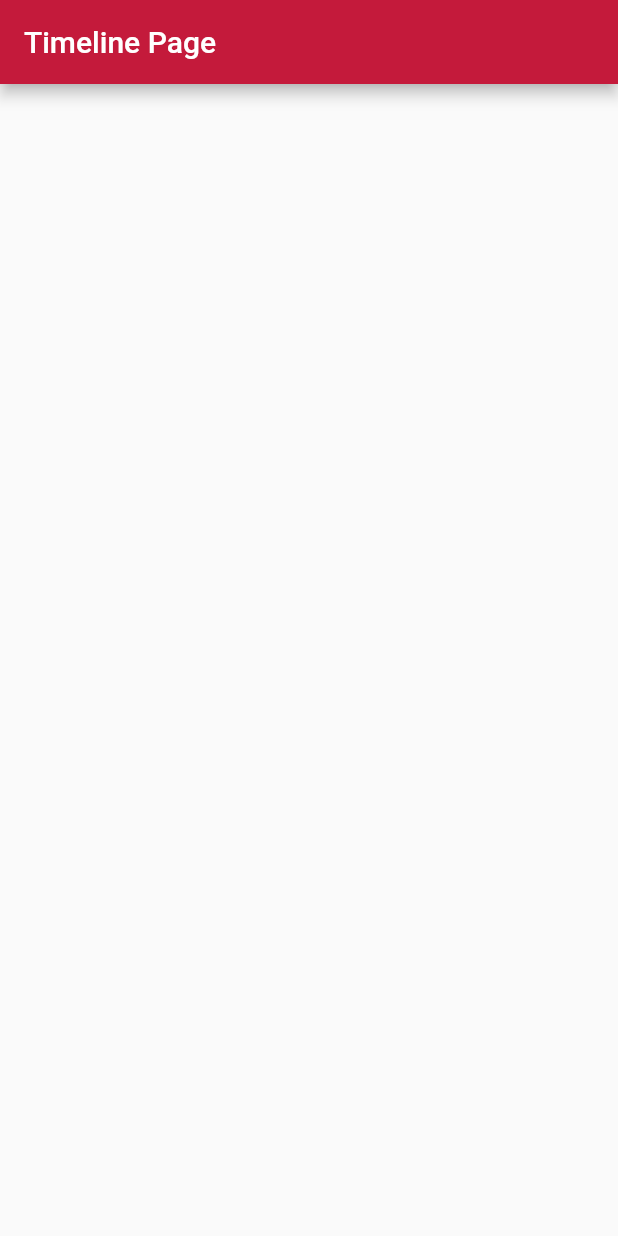
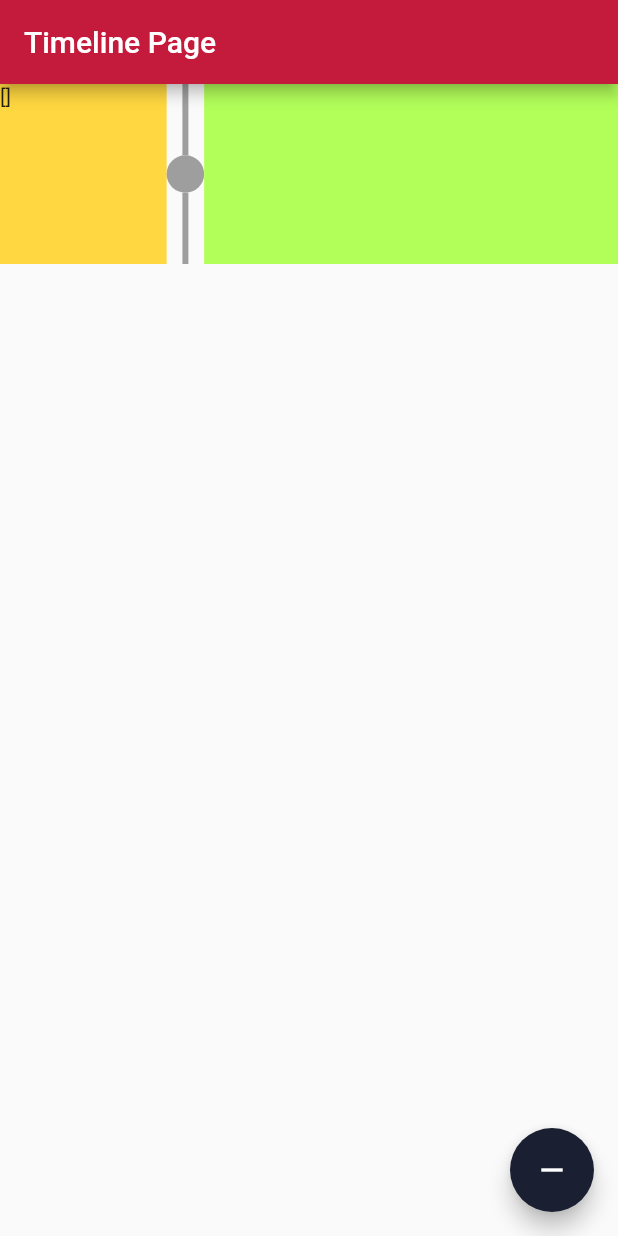
Before and after one commit to Fanhin/Final-Flutter-App, a Flutter app: the TimelinePage screen opened directly, on a phone screen of 412 x 824 dp. Run offline on Flutter 3.47's test engine with Material 2 defaults, Android fonts, the phone set to English and light mode, and no system bars; drawn by our look-alikes of timeline_tile; our stand-ins replace bloc, flutter_bloc.

Commit message:
timelineTile endclass

```diff
--- /dev/null
+++ b/lib/TimelineCubit.dart
@@ -0,0 +1,12 @@
+import 'package:bloc/bloc.dart';
+
+/// {@template counter_cubit}
+/// A [Cubit] which manages an [int] as its state.
+/// {@endtemplate}
+class TimelineCubit extends Cubit<List> {
+  TimelineCubit() : super(List());
+
+  void addTimeline(data) => state.add(data);
+
+
+}
--- a/lib/pages/timeline_page.dart
+++ b/lib/pages/timeline_page.dart
@@ -1,4 +1,9 @@
+
 import 'package:flutter/material.dart';
+import 'package:flutter_bloc/flutter_bloc.dart';
+import 'package:timeline_tile/timeline_tile.dart';
+
+import '../TimelineCubit.dart';
 
 class TimelinePage extends StatefulWidget {
   final String timelineTitle = "TimelinePage";
@@ -13,6 +18,33 @@ class _TimelinePageState extends State<TimelinePage> {
       appBar: AppBar(
         title: Text("Timeline Page"),
       ),
+      body: Column(
+        children: <Widget>[
+          TimelineTile(
+            alignment: TimelineAlign.manual,
+            lineXY: 0.3,
+            endChild: Container(
+              constraints: const BoxConstraints(minHeight: 120),
+              color: Colors.lightGreenAccent,
+            ),
+            startChild: Container(
+              child: BlocBuilder<TimelineCubit, List>(
+                builder: (context, state) {
+                  return Text("$state");
+                },
+              ),
+              color: Colors.amberAccent,
+            ),
+          ),
+        ],
+      ),
+      floatingActionButton: FloatingActionButton(
+        child: Icon(Icons.remove),
+        onPressed: () => {
+          context.bloc<TimelineCubit>().addTimeline("KU"),
+          this.setState(() {})
+        },
+      ),
     );
   }
 }
--- a/pubspec.yaml
+++ b/pubspec.yaml
@@ -25,6 +25,9 @@ dependencies:
     sdk: flutter
   provider: ^4.3.2+2
   intl: ^0.16.1
+  timeline_tile: ^1.0.0
+  bloc: ^6.0.0
+  flutter_bloc: ^6.0.0
 
   # The following adds the Cupertino Icons font to your application.
   # Use with the CupertinoIcons class for iOS style icons.
```
Also changed, not shown: lib/timeline_observer.dart (added, +12 -0 lines), pubspec.lock.
